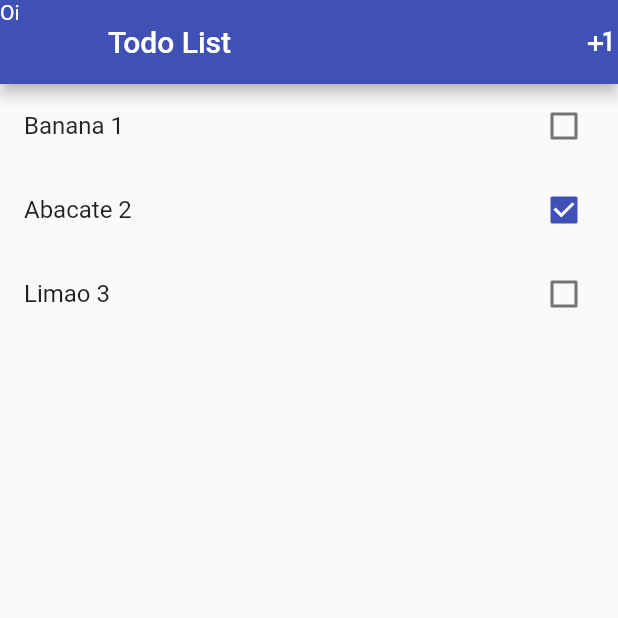
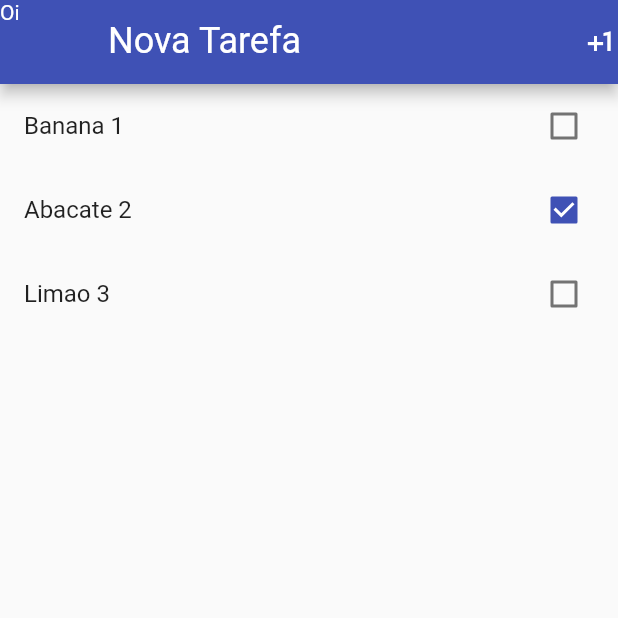
Before and after one commit to jamesSena/MyFlutter, a Flutter app: the screen it shows after launch, on a phone screen of 412 x 824 dp, the top half of it. Run offline on Flutter 3.47's test engine with Material 2 defaults, Android fonts, the phone set to English and light mode, and no system bars.

Commit message:
Trabalhando com TextFormField

```diff
--- a/lib/main.dart
+++ b/lib/main.dart
@@ -33,12 +33,28 @@ var items = new List<Item>();
 }
 
 class _MyHomePageState extends State<MyHomePage> {
+var newTaskController = TextEditingController();
+
   @override
   Widget build(BuildContext context) {
+
     return Scaffold(
       appBar: AppBar(
         leading: Text("Oi"),
-        title: Text("Todo List"),
+        title: TextFormField(
+          controller: newTaskController,
+          keyboardType: TextInputType.text,
+          style: TextStyle(
+            color: Colors.white,
+            fontSize: 24),
+            decoration: InputDecoration(
+              labelText: "Nova Tarefa",
+              labelStyle: TextStyle(
+                color: Colors.white
+              )
+            ),
+        ),
+
         actions: <Widget>[
           Icon(Icons.plus_one)
         ],
@@ -53,6 +69,9 @@ class _MyHomePageState extends State<MyHomePage> {
             value:item.done,
             onChanged: (value){
               print("Teste:  $value");
+              setState(() {//Attualizando o item
+                 item.done = value;
+              });
             },
           );
         },
```
